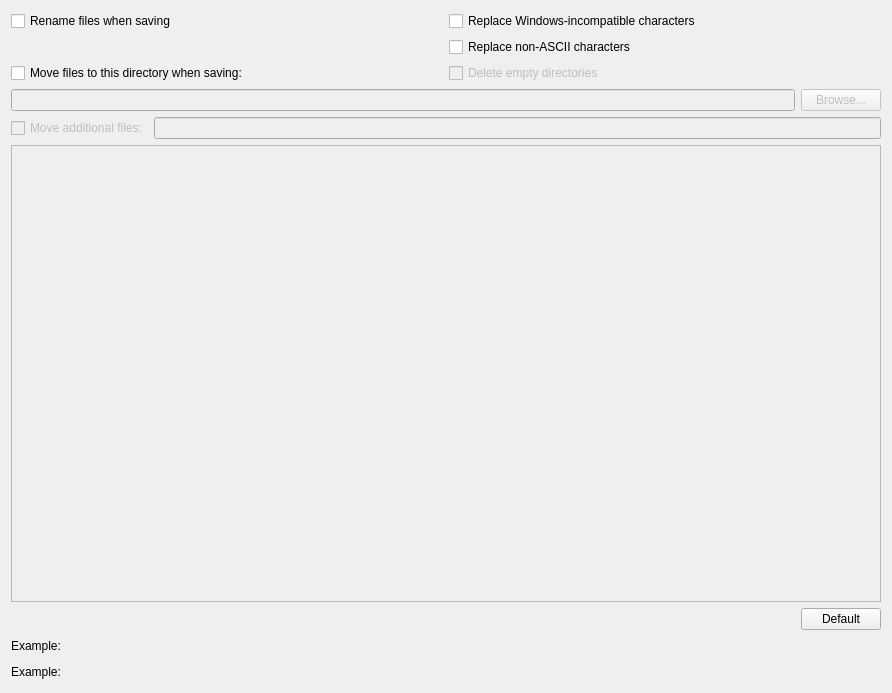
First picture: the form in ui/options_renaming.ui, repository metabrainz/picard, before the edit.
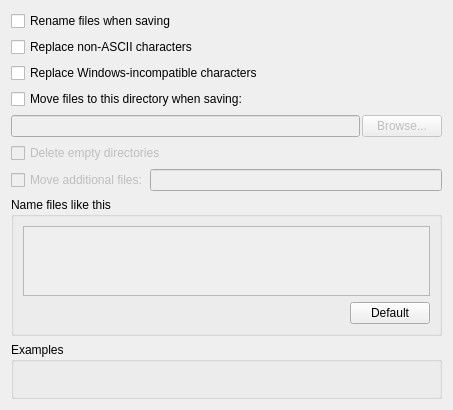
Second picture: the form after the edit.

Commit message: remove the gridlayout

```diff
--- a/ui/options_renaming.ui
+++ b/ui/options_renaming.ui
@@ -9,8 +9,8 @@
    <rect>
     <x>0</x>
     <y>0</y>
-    <width>892</width>
-    <height>693</height>
+    <width>453</width>
+    <height>400</height>
    </rect>
   </property>
   <property name="sizePolicy">
@@ -22,51 +22,40 @@
   <property name="windowTitle">
    <string/>
   </property>
-  <layout class="QVBoxLayout" name="verticalLayout_5">
+  <layout class="QVBoxLayout" name="verticalLayout_5" stretch="0,0,0,0,0,0,0,0,0">
    <item>
-    <layout class="QGridLayout" name="gridLayout">
-     <item row="0" column="0">
       <widget class="QCheckBox" name="rename_files">
        <property name="text">
         <string>Rename files when saving</string>
        </property>
       </widget>
      </item>
-     <item row="1" column="1">
+   <item>
       <widget class="QCheckBox" name="ascii_filenames">
        <property name="text">
         <string>Replace non-ASCII characters</string>
        </property>
       </widget>
      </item>
-     <item row="2" column="0">
-      <widget class="QCheckBox" name="move_files">
-       <property name="text">
-        <string>Move files to this directory when saving:</string>
-       </property>
-      </widget>
-     </item>
-     <item row="2" column="1">
-      <widget class="QCheckBox" name="delete_empty_dirs">
-       <property name="enabled">
-        <bool>false</bool>
-       </property>
-       <property name="text">
-        <string>Delete empty directories</string>
-       </property>
-      </widget>
-     </item>
-     <item row="0" column="1">
+   <item>
       <widget class="QCheckBox" name="windows_compatible_filenames">
        <property name="text">
         <string>Replace Windows-incompatible characters</string>
        </property>
       </widget>
      </item>
-    </layout>
+   <item>
+    <widget class="QCheckBox" name="move_files">
+     <property name="text">
+      <string>Move files to this directory when saving:</string>
+     </property>
+    </widget>
    </item>
    <item>
     <layout class="QHBoxLayout" name="horizontalLayout_4">
+     <property name="spacing">
+      <number>2</number>
+     </property>
      <item>
       <widget class="QLineEdit" name="move_files_to">
        <property name="enabled">
@@ -86,8 +75,21 @@
      </item>
     </layout>
    </item>
+   <item>
+    <widget class="QCheckBox" name="delete_empty_dirs">
+     <property name="enabled">
+      <bool>false</bool>
+     </property>
+     <property name="text">
+      <string>Delete empty directories</string>
+     </property>
+    </widget>
+   </item>
    <item>
     <layout class="QHBoxLayout" name="horizontalLayout_5">
+     <property name="spacing">
+      <number>2</number>
+     </property>
      <item>
       <widget class="QCheckBox" name="move_additional_files">
        <property name="enabled">
@@ -108,6 +110,12 @@
     </layout>
    </item>
    <item>
+    <widget class="QGroupBox" name="groupBox_2">
+     <property name="title">
+      <string>Name files like this</string>
+     </property>
+     <layout class="QVBoxLayout" name="verticalLayout_2">
+      <item>
     <widget class="QTextEdit" name="file_naming_format">
      <property name="enabled">
       <bool>false</bool>
@@ -158,6 +166,9 @@
    </item>
    <item>
     <layout class="QHBoxLayout" name="horizontalLayout">
+        <property name="spacing">
+         <number>2</number>
+        </property>
      <item>
       <widget class="QLabel" name="renaming_error">
        <property name="text">
@@ -189,37 +200,27 @@
      </item>
     </layout>
    </item>
-   <item>
-    <layout class="QHBoxLayout" name="horizontalLayout_6">
-     <item>
-      <widget class="QLabel" name="label_3">
-       <property name="sizePolicy">
-        <sizepolicy hsizetype="Maximum" vsizetype="Preferred">
-         <horstretch>0</horstretch>
-         <verstretch>0</verstretch>
-        </sizepolicy>
-       </property>
-       <property name="text">
-        <string>Example:</string>
-       </property>
+     </layout>
       </widget>
      </item>
      <item>
-      <spacer name="horizontalSpacer">
-       <property name="orientation">
-        <enum>Qt::Horizontal</enum>
-       </property>
-       <property name="sizeType">
-        <enum>QSizePolicy::Minimum</enum>
-       </property>
-       <property name="sizeHint" stdset="0">
-        <size>
-         <width>10</width>
-         <height>20</height>
-        </size>
-       </property>
-      </spacer>
-     </item>
+    <widget class="QGroupBox" name="groupBox">
+     <property name="title">
+      <string>Examples</string>
+     </property>
+     <layout class="QVBoxLayout" name="verticalLayout">
+      <property name="leftMargin">
+       <number>2</number>
+      </property>
+      <property name="topMargin">
+       <number>0</number>
+      </property>
+      <property name="rightMargin">
+       <number>2</number>
+      </property>
+      <property name="bottomMargin">
+       <number>0</number>
+      </property>
      <item>
       <widget class="QLabel" name="example_filename">
        <property name="text">
@@ -228,46 +229,10 @@
        <property name="textFormat">
         <enum>Qt::RichText</enum>
        </property>
-       <property name="alignment">
-        <set>Qt::AlignRight|Qt::AlignTrailing|Qt::AlignVCenter</set>
-       </property>
        <property name="wordWrap">
         <bool>true</bool>
        </property>
       </widget>
-     </item>
-    </layout>
-   </item>
-   <item>
-    <layout class="QHBoxLayout" name="horizontalLayout_2">
-     <item>
-      <widget class="QLabel" name="label_2">
-       <property name="sizePolicy">
-        <sizepolicy hsizetype="Maximum" vsizetype="Preferred">
-         <horstretch>0</horstretch>
-         <verstretch>0</verstretch>
-        </sizepolicy>
-       </property>
-       <property name="text">
-        <string>Example:</string>
-       </property>
-      </widget>
-     </item>
-     <item>
-      <spacer name="horizontalSpacer_2">
-       <property name="orientation">
-        <enum>Qt::Horizontal</enum>
-       </property>
-       <property name="sizeType">
-        <enum>QSizePolicy::Minimum</enum>
-       </property>
-       <property name="sizeHint" stdset="0">
-        <size>
-         <width>10</width>
-         <height>20</height>
-        </size>
-       </property>
-      </spacer>
      </item>
      <item>
       <widget class="QLabel" name="example_filename_va">
@@ -280,15 +245,13 @@
        <property name="text">
         <string/>
        </property>
-       <property name="alignment">
-        <set>Qt::AlignRight|Qt::AlignTrailing|Qt::AlignVCenter</set>
-       </property>
        <property name="wordWrap">
         <bool>true</bool>
        </property>
       </widget>
      </item>
     </layout>
+    </widget>
    </item>
   </layout>
  </widget>
```
Lines whose indentation alone changed are shown as unchanged. The commit also changes 1 other file.
